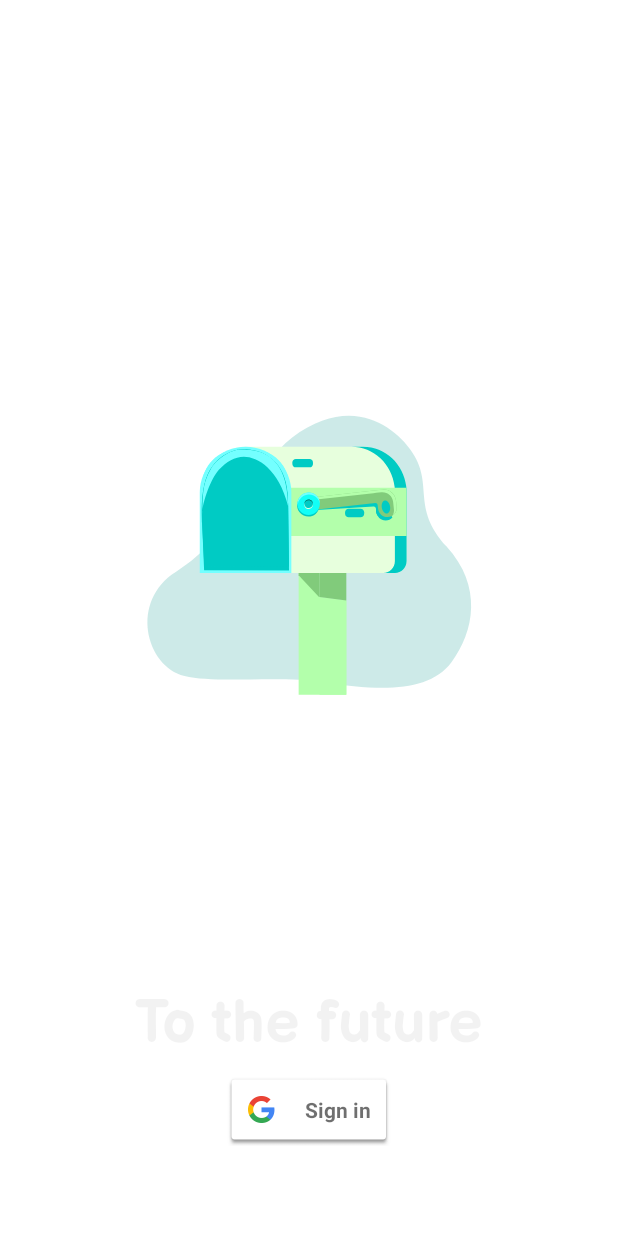
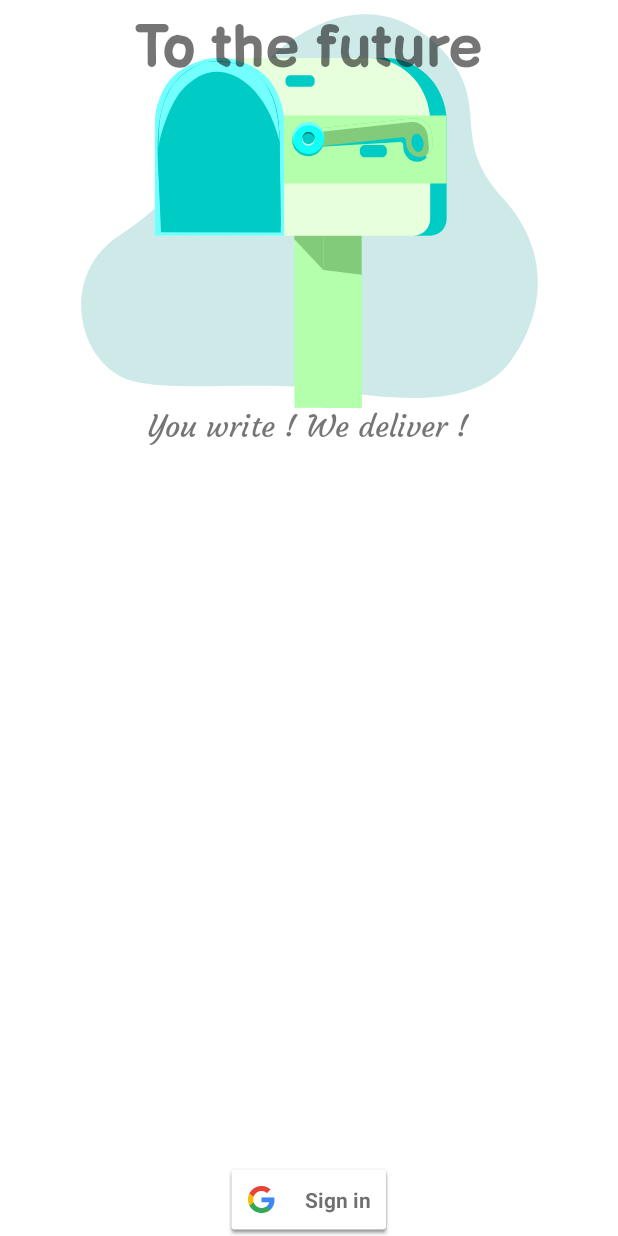
Before and after one commit to Bhavana-Jami/To_the_future_new, an Android app: the screen it shows after launch (MainActivity), on a phone screen of 412 x 824 dp. Run offline under Robolectric (Android 15) with nearby library versions, the phone set to English and light mode, and no system bars; our stand-ins replace Firebase (no records; nobody signed in at launch, a user with empty details on screens opened directly).

Commit message:
splash screen,lottie animation,appname,sign in eith google...failure of the alignment

```diff
--- a/app/build.gradle
+++ b/app/build.gradle
@@ -36,4 +36,6 @@ dependencies {
     implementation 'com.airbnb.android:lottie:3.4.0'
     implementation 'com.google.firebase:firebase-auth:19.4.0'
     implementation 'com.google.android.gms:play-services-auth:18.1.0'
+
+
 }
--- a/app/src/main/java/com/example/write_a_letter_to_future/MainActivity.java
+++ b/app/src/main/java/com/example/write_a_letter_to_future/MainActivity.java
@@ -57,9 +57,9 @@ public class MainActivity extends AppCompatActivity {
         mailbox=findViewById(R.id.lottieAnimationView);
         sign_in= (SignInButton) findViewById(R.id.signin_btn);
         //SETTING the animations to the views
-        line.setAnimation(bottomAnime);
+       /* line.setAnimation(bottomAnime);
         tag.setAnimation(bottomAnime);
-        mAuth=FirebaseAuth.getInstance();
+        mAuth=FirebaseAuth.getInstance();*/
         //for moving to the dashboard screent after loading the splash screen
        /* new Handler().postDelayed(new Runnable() {
             @Override
--- a/app/src/main/res/layout/activity_main.xml
+++ b/app/src/main/res/layout/activity_main.xml
@@ -4,15 +4,15 @@
     xmlns:tools="http://schemas.android.com/tools"
     android:layout_width="match_parent"
     android:layout_height="match_parent"
-    tools:context=".MainActivity"
-    android:orientation="vertical"
-    android:padding="60dp">
+    tools:context=".MainActivity">
 
     <com.airbnb.lottie.LottieAnimationView
         android:id="@+id/lottieAnimationView"
         android:layout_width="wrap_content"
-        android:layout_marginTop="60dp"
         android:layout_height="wrap_content"
+        android:layout_marginTop="35dp"
+        android:layout_marginBottom="580dp"
+        app:layout_constraintBottom_toBottomOf="parent"
         app:layout_constraintEnd_toEndOf="parent"
         app:layout_constraintStart_toStartOf="parent"
         app:layout_constraintTop_toTopOf="parent"
@@ -32,20 +32,8 @@
         app:layout_constraintBottom_toBottomOf="parent"
         app:layout_constraintEnd_toEndOf="parent"
         app:layout_constraintStart_toStartOf="parent"
-        app:layout_constraintTop_toBottomOf="@+id/lottieAnimationView"
+        app:layout_constraintTop_toTopOf="@+id/lottieAnimationView"
         app:layout_constraintVertical_bias="0.1" />
-
-    <com.google.android.gms.common.SignInButton
-        android:id="@+id/signin_btn"
-        android:layout_width="wrap_content"
-        android:layout_height="wrap_content"
-        android:layout_marginTop="60dp"
-        app:layout_constraintBottom_toBottomOf="parent"
-        app:layout_constraintEnd_toEndOf="parent"
-        app:layout_constraintStart_toStartOf="parent"
-        app:layout_constraintTop_toBottomOf="@+id/lottieAnimationView"
-        app:layout_constraintVertical_bias="1.0"
-        tools:ignore="MissingConstraints" />
 
     <TextView
         android:id="@+id/tag_name"
@@ -63,4 +51,17 @@
         app:layout_constraintTop_toBottomOf="@+id/app_name"
         tools:ignore="UnknownId" />
 
+    <com.google.android.gms.common.SignInButton
+        android:id="@+id/signin_btn"
+        android:layout_width="wrap_content"
+        android:layout_height="wrap_content"
+        android:layout_marginTop="40dp"
+        app:layout_constraintBottom_toBottomOf="parent"
+        app:layout_constraintEnd_toEndOf="parent"
+        app:layout_constraintStart_toStartOf="parent"
+        app:layout_constraintTop_toBottomOf="@+id/tag_name"
+        app:layout_constraintVertical_bias="1.0"
+        tools:ignore="MissingConstraints" />
+
+
 </androidx.constraintlayout.widget.ConstraintLayout>
```
